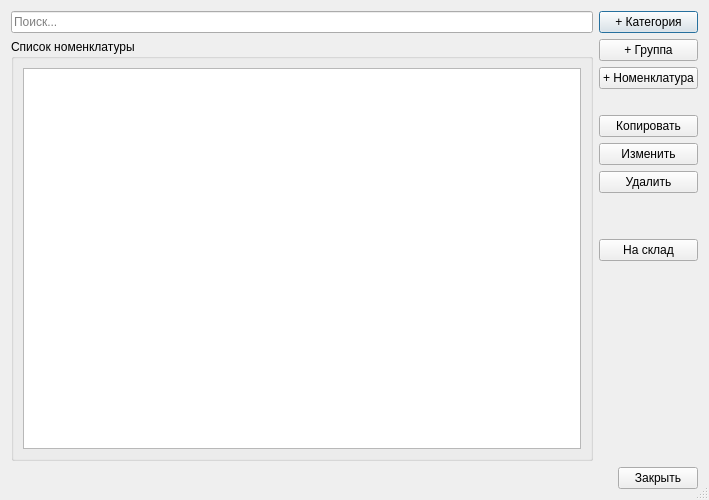
igrekus/depot, file inventorydialog.ui: the form before one commit.
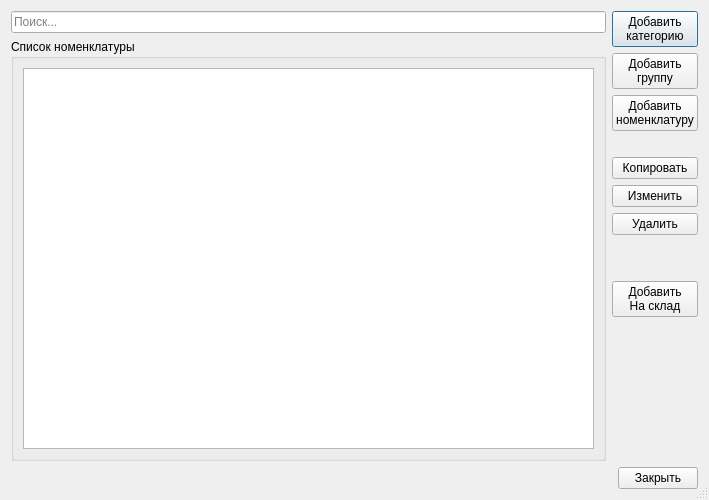
The form after the commit.

The edit to the form file:
```diff
--- a/inventorydialog.ui
+++ b/inventorydialog.ui
@@ -56,21 +56,24 @@
        <item>
         <widget class="QPushButton" name="btnAddCategory">
          <property name="text">
-          <string>+ Категория</string>
+          <string>Добавить
+категорию</string>
          </property>
         </widget>
        </item>
        <item>
         <widget class="QPushButton" name="btnAddGroup">
          <property name="text">
-          <string>+ Группа</string>
+          <string>Добавить
+группу</string>
          </property>
         </widget>
        </item>
        <item>
         <widget class="QPushButton" name="btnAddInventory">
          <property name="text">
-          <string>+ Номенклатура</string>
+          <string>Добавить
+номенклатуру</string>
          </property>
         </widget>
        </item>
@@ -130,7 +133,8 @@
        <item>
         <widget class="QPushButton" name="btnRegisterStock">
          <property name="text">
-          <string>На склад</string>
+          <string>Добавить
+На склад</string>
          </property>
          <property name="flat">
           <bool>false</bool>
```
